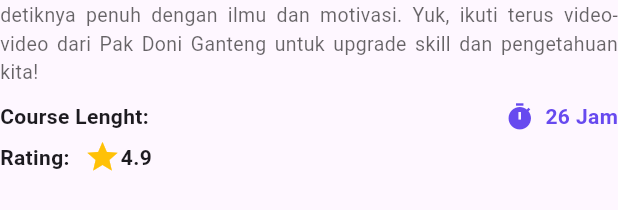
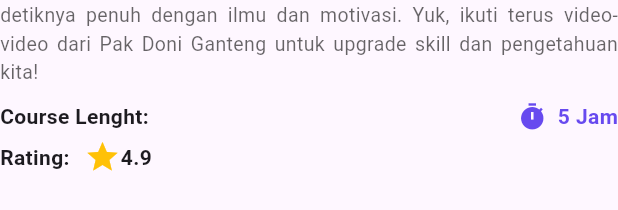
Before and after one commit to DoniiAdityaa/Apps_Education, a Flutter app: the DescriptionSection widget shown alone on an empty page, opened directly, on a phone screen of 412 x 824 dp. Shown: the part 257-467 px from the top of the screen. Run offline on Flutter 3.47's test engine with Material 3 defaults, Android fonts, the light colour scheme and no system bars.

Commit message:
Update desciptionsection.dart

```diff
--- a/lib/widget/desciptionsection.dart
+++ b/lib/widget/desciptionsection.dart
@@ -30,7 +30,7 @@ class DescriptionSection extends StatelessWidget {
                 width: 7,
               ),
               Text(
-                '26 Jam',
+                '5 Jam',
                 style: TextStyle(
                   fontSize: 14,
                   fontWeight: FontWeight.bold,
```
